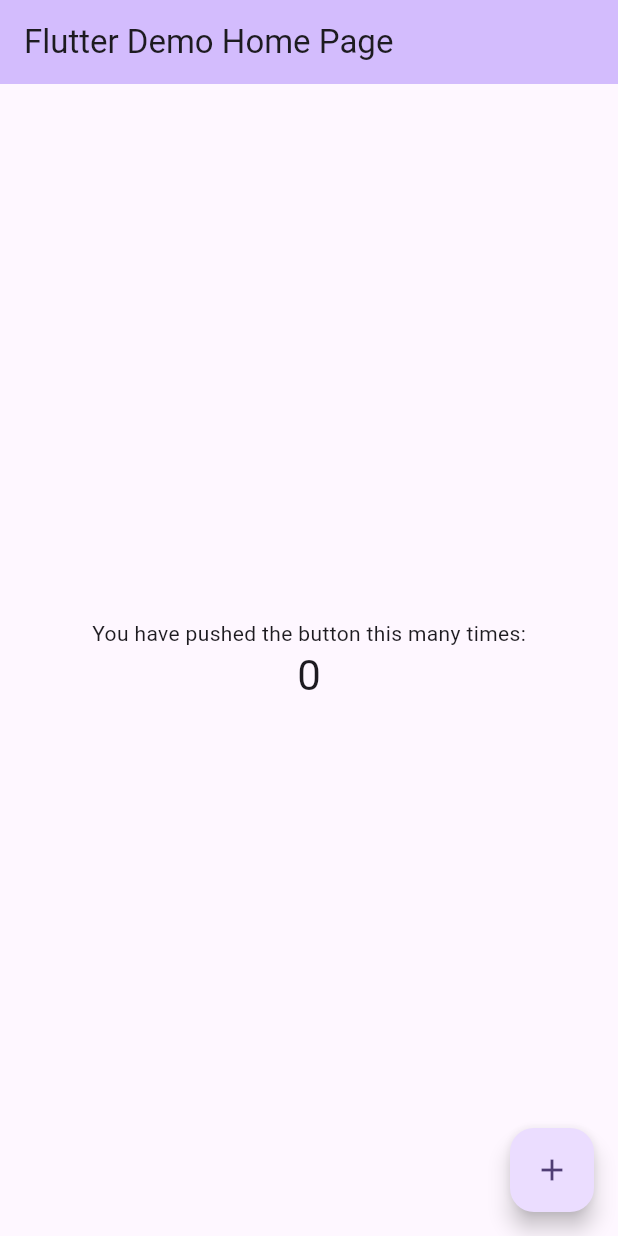
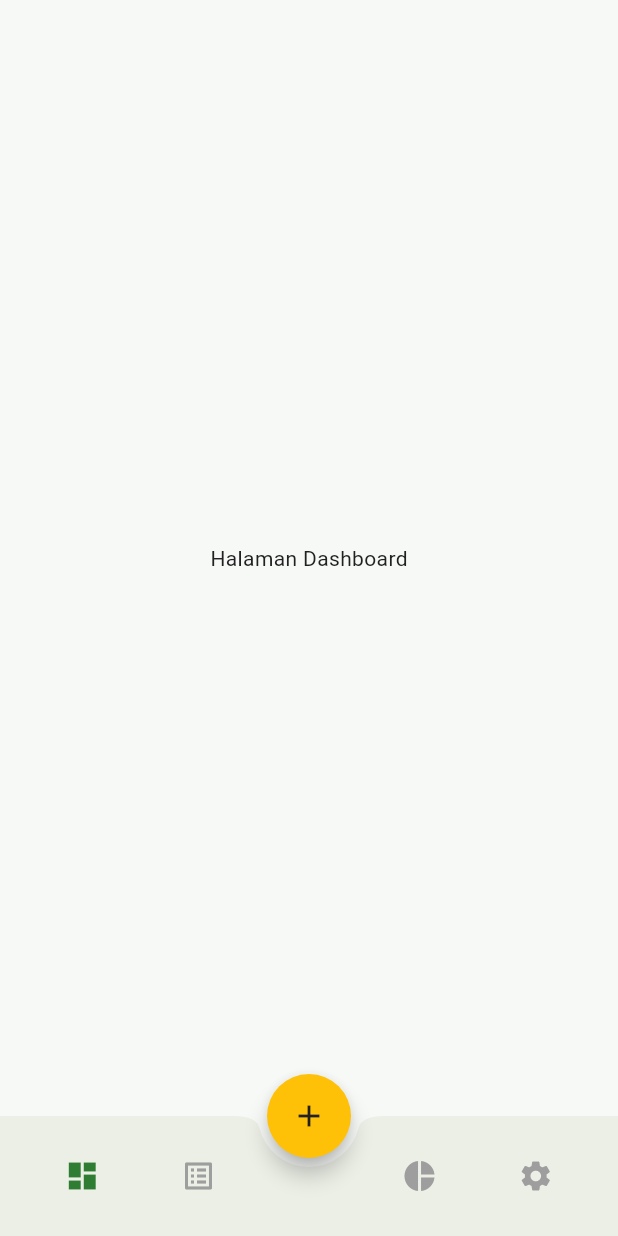
Before and after one commit to zainulirsani/Dompetku, a Flutter app: the screen it shows after launch, on a phone screen of 412 x 824 dp. Run offline on Flutter 3.47's test engine with Material 3 defaults, Android fonts, the phone set to English and light mode, and no system bars; our stand-ins replace flutter_riverpod.

Commit message:
Membuat struktur dasar aplikasi sebelum dikembangkan per halaman

```diff
--- /dev/null
+++ b/lib/common/constants/app_colors.dart
@@ -0,0 +1,23 @@
+// lib/common/constants/app_colors.dart
+import 'package:flutter/material.dart';
+
+class AppColors {
+  // Private constructor
+  AppColors._();
+
+  // Primary Palette
+  static const Color deepGreen = Color(0xFF2E7D32);
+  static const Color lightGreen = Color(0xFF4CAF50);
+
+  // Accent Palette
+  static const Color goldAccent = Color(0xFFFFC107);
+
+  // Status Palette
+  static const Color errorRed = Color(0xFFD32F2F);
+
+  // Neutral Palette
+  static const Color backgroundLight = Color(0xFFF7F9F7);
+  static const Color surfaceWhite = Color(0xFFFFFFFF);
+  static const Color textDark = Color(0xFF212121);
+  static const Color textGrey = Color(0xFF757575);
+}
--- /dev/null
+++ b/lib/features/transactions/presentation/pages/dashboard_page.dart
@@ -0,0 +1,15 @@
+// lib/features/transactions/presentation/pages/dashboard_page.dart
+import 'package:flutter/material.dart';
+
+class DashboardPage extends StatelessWidget {
+  const DashboardPage({super.key});
+
+  @override
+  Widget build(BuildContext context) {
+    return const Scaffold(
+      body: Center(
+        child: Text('Halaman Dashboard'),
+      ),
+    );
+  }
+}
--- a/lib/main.dart
+++ b/lib/main.dart
@@ -1,122 +1,56 @@
+// lib/main.dart
 import 'package:flutter/material.dart';
+import 'package:flutter_riverpod/flutter_riverpod.dart';
+import 'package:dompetku/main_page.dart';
+import 'package:dompetku/common/constants/app_colors.dart'; // <-- 1. Import file warna Anda
 
 void main() {
-  runApp(const MyApp());
+  runApp(const ProviderScope(child: MyApp()));
 }
 
 class MyApp extends StatelessWidget {
   const MyApp({super.key});
 
-  // This widget is the root of your application.
   @override
   Widget build(BuildContext context) {
     return MaterialApp(
-      title: 'Flutter Demo',
+      title: 'DompetKu',
+      debugShowCheckedModeBanner: false,
+
+      // --- 2. Terapkan Tema Baru ---
       theme: ThemeData(
-        // This is the theme of your application.
-        //
-        // TRY THIS: Try running your application with "flutter run". You'll see
-        // the application has a purple toolbar. Then, without quitting the app,
-        // try changing the seedColor in the colorScheme below to Colors.green
-        // and then invoke "hot reload" (save your changes or press the "hot
-        // reload" button in a Flutter-supported IDE, or press "r" if you used
-        // the command line to start the app).
-        //
-        // Notice that the counter didn't reset back to zero; the application
-        // state is not lost during the reload. To reset the state, use hot
-        // restart instead.
-        //
-        // This works for code too, not just values: Most code changes can be
-        // tested with just a hot reload.
-        colorScheme: ColorScheme.fromSeed(seedColor: Colors.deepPurple),
+        useMaterial3: true,
+        // Definisikan ColorScheme utama aplikasi
+        colorScheme: ColorScheme.fromSeed(
+          seedColor: AppColors.deepGreen,
+          primary: AppColors.deepGreen,
+          secondary: AppColors.lightGreen,
+          error: AppColors.errorRed,
+          background: AppColors.backgroundLight,
+          surface: AppColors.surfaceWhite,
+        ),
+
+        // Definisikan warna-warna spesifik untuk komponen
+        scaffoldBackgroundColor: AppColors.backgroundLight,
+
+        appBarTheme: const AppBarTheme(
+          backgroundColor: AppColors.deepGreen,
+          foregroundColor: Colors.white, // Warna untuk title dan icons di AppBar
+        ),
+
+        floatingActionButtonTheme: const FloatingActionButtonThemeData(
+          backgroundColor: AppColors.goldAccent,
+          foregroundColor: AppColors.textDark,
+        ),
+
+        // Definisikan style teks
+        textTheme: const TextTheme(
+          bodyMedium: TextStyle(color: AppColors.textDark),
+          bodySmall: TextStyle(color: AppColors.textGrey),
+        ),
       ),
-      home: const MyHomePage(title: 'Flutter Demo Home Page'),
+
+      home: const MainPage(),
     );
   }
 }
-
-class MyHomePage extends StatefulWidget {
-  const MyHomePage({super.key, required this.title});
-
-  // This widget is the home page of your application. It is stateful, meaning
-  // that it has a State object (defined below) that contains fields that affect
-  // how it looks.
-
-  // This class is the configuration for the state. It holds the values (in this
-  // case the title) provided by the parent (in this case the App widget) and
-  // used by the build method of the State. Fields in a Widget subclass are
-  // always marked "final".
-
-  final String title;
-
-  @override
-  State<MyHomePage> createState() => _MyHomePageState();
-}
-
-class _MyHomePageState extends State<MyHomePage> {
-  int _counter = 0;
-
-  void _incrementCounter() {
-    setState(() {
-      // This call to setState tells the Flutter framework that something has
-      // changed in this State, which causes it to rerun the build method below
-      // so that the display can reflect the updated values. If we changed
-      // _counter without calling setState(), then the build method would not be
-      // called again, and so nothing would appear to happen.
-      _counter++;
-    });
-  }
-
-  @override
-  Widget build(BuildContext context) {
-    // This method is rerun every time setState is called, for instance as done
-    // by the _incrementCounter method above.
-    //
-    // The Flutter framework has been optimized to make rerunning build methods
-    // fast, so that you can just rebuild anything that needs updating rather
-    // than having to individually change instances of widgets.
-    return Scaffold(
-      appBar: AppBar(
-        // TRY THIS: Try changing the color here to a specific color (to
-        // Colors.amber, perhaps?) and trigger a hot reload to see the AppBar
-        // change color while the other colors stay the same.
-        backgroundColor: Theme.of(context).colorScheme.inversePrimary,
-        // Here we take the value from the MyHomePage object that was created by
-        // the App.build method, and use it to set our appbar title.
-        title: Text(widget.title),
-      ),
-      body: Center(
-        // Center is a layout widget. It takes a single child and positions it
-        // in the middle of the parent.
-        child: Column(
-          // Column is also a layout widget. It takes a list of children and
-          // arranges them vertically. By default, it sizes itself to fit its
-          // children horizontally, and tries to be as tall as its parent.
-          //
-          // Column has various properties to control how it sizes itself and
-          // how it positions its children. Here we use mainAxisAlignment to
-          // center the children vertically; the main axis here is the vertical
-          // axis because Columns are vertical (the cross axis would be
-          // horizontal).
-          //
-          // TRY THIS: Invoke "debug painting" (choose the "Toggle Debug Paint"
-          // action in the IDE, or press "p" in the console), to see the
-          // wireframe for each widget.
-          mainAxisAlignment: MainAxisAlignment.center,
-          children: <Widget>[
-            const Text('You have pushed the button this many times:'),
-            Text(
-              '$_counter',
-              style: Theme.of(context).textTheme.headlineMedium,
-            ),
-          ],
-        ),
-      ),
-      floatingActionButton: FloatingActionButton(
-        onPressed: _incrementCounter,
-        tooltip: 'Increment',
-        child: const Icon(Icons.add),
-      ), // This trailing comma makes auto-formatting nicer for build methods.
-    );
-  }
-}
--- /dev/null
+++ b/lib/main_page.dart
@@ -0,0 +1,91 @@
+// lib/main_page.dart
+import 'package:flutter/material.dart';
+import 'features/transactions/presentation/pages/dashboard_page.dart';
+import 'features/transactions/presentation/pages/settings_page.dart';
+import 'features/transactions/presentation/pages/transaction_list_page.dart';
+import 'features/transactions/presentation/pages/budget_page.dart';
+
+class MainPage extends StatefulWidget {
+  const MainPage({super.key});
+
+  @override
+  State<MainPage> createState() => _MainPageState();
+}
+
+class _MainPageState extends State<MainPage> {
+  // Indeks halaman yang sedang aktif
+  int _selectedIndex = 0;
+
+  // Daftar semua halaman yang akan ditampilkan di body
+  static const List<Widget> _pages = <Widget>[
+    DashboardPage(),
+    TransactionListPage(),
+    BudgetPage(),
+    SettingsPage(),
+  ];
+
+  void _onItemTapped(int index) {
+    setState(() {
+      _selectedIndex = index;
+    });
+  }
+
+  @override
+  Widget build(BuildContext context) {
+    return Scaffold(
+      // Body akan menampilkan halaman sesuai dengan indeks yang dipilih
+      body: _pages.elementAt(_selectedIndex),
+
+      // Tombol Aksi Utama (Floating Action Button) untuk menambah transaksi
+      floatingActionButton: FloatingActionButton(
+        onPressed: () {
+          // TODO: Implementasi logika tambah transaksi
+        },
+        child: const Icon(Icons.add),
+        shape: const CircleBorder(),
+      ),
+      floatingActionButtonLocation: FloatingActionButtonLocation.centerDocked,
+
+      // Bottom Navigation Bar
+      bottomNavigationBar: BottomAppBar(
+        shape: const CircularNotchedRectangle(), // Memberi coakan untuk FAB
+        notchMargin: 6.0,
+        child: Row(
+          mainAxisAlignment: MainAxisAlignment.spaceAround,
+          children: <Widget>[
+            IconButton(
+              icon: Icon(
+                Icons.dashboard,
+                color: _selectedIndex == 0 ? Theme.of(context).primaryColor : Colors.grey,
+              ),
+              onPressed: () => _onItemTapped(0),
+            ),
+            IconButton(
+              icon: Icon(
+                Icons.list_alt,
+                color: _selectedIndex == 1 ? Theme.of(context).primaryColor : Colors.grey,
+              ),
+              onPressed: () => _onItemTapped(1),
+            ),
+            const SizedBox(width: 40), // Ruang kosong untuk coakan FAB
+            IconButton(
+              icon: Icon(
+                // Placeholder untuk menu masa depan, misal Anggaran
+                Icons.pie_chart,
+                color: _selectedIndex == 2 ? Theme.of(context).primaryColor : Colors.grey,
+              ),
+              onPressed: () => _onItemTapped(2),
+            ),
+            IconButton(
+              icon: Icon(
+                Icons.settings,
+                color: _selectedIndex == 3 ? Theme.of(context).primaryColor : Colors.grey,
+              ),
+              onPressed: () => _onItemTapped(3),
+            ),
+          ],
+        ),
+      ),
+    );
+  }
+}
--- a/pubspec.yaml
+++ b/pubspec.yaml
@@ -30,6 +30,8 @@ environment:
 dependencies:
   flutter:
     sdk: flutter
+  flutter_riverpod: ^2.5.1
+  intl: ^0.19.0
 
   # The following adds the Cupertino Icons font to your application.
   # Use with the CupertinoIcons class for iOS style icons.
```
Also changed, not shown: lib/data/models/transactions.dart (added, +25 -0 lines), lib/features/transactions/presentation/pages/budget_page.dart (added, +18 -0 lines), lib/features/transactions/presentation/pages/settings_page.dart (added, +18 -0 lines), lib/features/transactions/presentation/pages/transaction_list_page.dart (added, +18 -0 lines), pubspec.lock.
